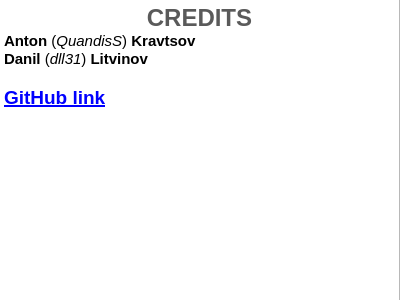
QuandisS/Physics_Project, file forms/credits.ui: the form before one commit.
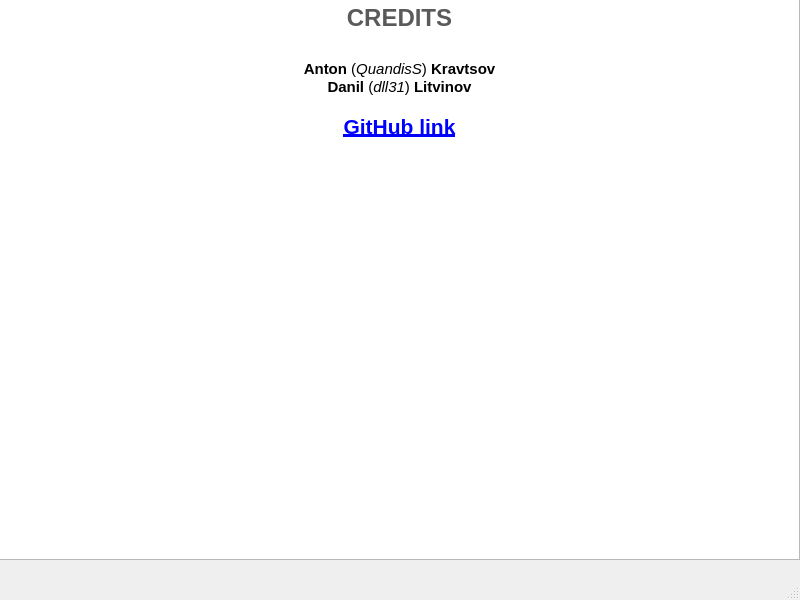
The form after the commit.

What changed in the file:
```diff
--- a/forms/credits.ui
+++ b/forms/credits.ui
@@ -1,45 +1,62 @@
 <?xml version="1.0" encoding="UTF-8"?>
 <ui version="4.0">
- <class>Form</class>
- <widget class="QWidget" name="Form">
+ <class>MainWindow</class>
+ <widget class="QMainWindow" name="MainWindow">
   <property name="geometry">
    <rect>
     <x>0</x>
     <y>0</y>
-    <width>400</width>
-    <height>300</height>
+    <width>800</width>
+    <height>600</height>
    </rect>
   </property>
   <property name="windowTitle">
    <string>Form</string>
   </property>
+  <widget class="QWidget" name="centralwidget">
   <widget class="QWidget" name="gridLayoutWidget">
    <property name="geometry">
     <rect>
      <x>-1</x>
      <y>-1</y>
-     <width>401</width>
-     <height>311</height>
+      <width>801</width>
+      <height>561</height>
     </rect>
    </property>
    <layout class="QGridLayout" name="gridLayout">
-    <item row="0" column="0">
-     <widget class="QTextEdit" name="textEdit">
+     <item row="1" column="0">
+      <widget class="QTextBrowser" name="textBrowser">
       <property name="html">
        <string>&lt;!DOCTYPE HTML PUBLIC &quot;-//W3C//DTD HTML 4.0//EN&quot; &quot;http://www.w3.org/TR/REC-html40/strict.dtd&quot;&gt;
 &lt;html&gt;&lt;head&gt;&lt;meta name=&quot;qrichtext&quot; content=&quot;1&quot; /&gt;&lt;style type=&quot;text/css&quot;&gt;
 p, li { white-space: pre-wrap; }
 &lt;/style&gt;&lt;/head&gt;&lt;body style=&quot; font-family:'MS Shell Dlg 2'; font-size:8.25pt; font-weight:400; font-style:normal;&quot;&gt;
 &lt;p align=&quot;center&quot; style=&quot; margin-top:0px; margin-bottom:0px; margin-left:0px; margin-right:0px; -qt-block-indent:0; text-indent:0px;&quot;&gt;&lt;span style=&quot; font-size:18pt; font-weight:600; color:#5a5a5a;&quot;&gt;CREDITS&lt;/span&gt;&lt;/p&gt;
-&lt;p style=&quot; margin-top:0px; margin-bottom:0px; margin-left:0px; margin-right:0px; -qt-block-indent:0; text-indent:0px;&quot;&gt;&lt;span style=&quot; font-size:11pt; font-weight:600;&quot;&gt;Anton&lt;/span&gt;&lt;span style=&quot; font-size:11pt;&quot;&gt; (&lt;/span&gt;&lt;span style=&quot; font-size:11pt; font-style:italic;&quot;&gt;QuandisS&lt;/span&gt;&lt;span style=&quot; font-size:11pt;&quot;&gt;) &lt;/span&gt;&lt;span style=&quot; font-size:11pt; font-weight:600;&quot;&gt;Kravtsov&lt;/span&gt;&lt;/p&gt;
-&lt;p style=&quot; margin-top:0px; margin-bottom:0px; margin-left:0px; margin-right:0px; -qt-block-indent:0; text-indent:0px;&quot;&gt;&lt;span style=&quot; font-size:11pt; font-weight:600;&quot;&gt;Danil&lt;/span&gt;&lt;span style=&quot; font-size:11pt;&quot;&gt; (&lt;/span&gt;&lt;span style=&quot; font-size:11pt; font-style:italic;&quot;&gt;dll31&lt;/span&gt;&lt;span style=&quot; font-size:11pt;&quot;&gt;) &lt;/span&gt;&lt;span style=&quot; font-size:11pt; font-weight:600;&quot;&gt;Litvinov&lt;/span&gt;&lt;/p&gt;
+&lt;p align=&quot;center&quot; style=&quot;-qt-paragraph-type:empty; margin-top:0px; margin-bottom:0px; margin-left:0px; margin-right:0px; -qt-block-indent:0; text-indent:0px; font-size:18pt; font-weight:600; color:#5a5a5a;&quot;&gt;&lt;br /&gt;&lt;/p&gt;
+&lt;p align=&quot;center&quot; style=&quot; margin-top:0px; margin-bottom:0px; margin-left:0px; margin-right:0px; -qt-block-indent:0; text-indent:0px;&quot;&gt;&lt;span style=&quot; font-size:11pt; font-weight:600;&quot;&gt;Anton&lt;/span&gt;&lt;span style=&quot; font-size:11pt;&quot;&gt; (&lt;/span&gt;&lt;span style=&quot; font-size:11pt; font-style:italic;&quot;&gt;QuandisS&lt;/span&gt;&lt;span style=&quot; font-size:11pt;&quot;&gt;) &lt;/span&gt;&lt;span style=&quot; font-size:11pt; font-weight:600;&quot;&gt;Kravtsov&lt;/span&gt;&lt;/p&gt;
+&lt;p align=&quot;center&quot; style=&quot; margin-top:0px; margin-bottom:0px; margin-left:0px; margin-right:0px; -qt-block-indent:0; text-indent:0px;&quot;&gt;&lt;span style=&quot; font-size:11pt; font-weight:600;&quot;&gt;Danil&lt;/span&gt;&lt;span style=&quot; font-size:11pt;&quot;&gt; (&lt;/span&gt;&lt;span style=&quot; font-size:11pt; font-style:italic;&quot;&gt;dll31&lt;/span&gt;&lt;span style=&quot; font-size:11pt;&quot;&gt;) &lt;/span&gt;&lt;span style=&quot; font-size:11pt; font-weight:600;&quot;&gt;Litvinov&lt;/span&gt;&lt;/p&gt;
 &lt;p style=&quot;-qt-paragraph-type:empty; margin-top:0px; margin-bottom:0px; margin-left:0px; margin-right:0px; -qt-block-indent:0; text-indent:0px; font-size:11pt; font-weight:600;&quot;&gt;&lt;br /&gt;&lt;/p&gt;
-&lt;p style=&quot; margin-top:0px; margin-bottom:0px; margin-left:0px; margin-right:0px; -qt-block-indent:0; text-indent:0px;&quot;&gt;&lt;a href=&quot;https://github.com/QuandisS/Physics_Project&quot;&gt;&lt;span style=&quot; font-size:14pt; font-weight:600; text-decoration: underline; color:#0000ff;&quot;&gt;GitHub link&lt;/span&gt;&lt;/a&gt;&lt;/p&gt;&lt;/body&gt;&lt;/html&gt;</string>
+&lt;p align=&quot;center&quot; style=&quot; margin-top:0px; margin-bottom:0px; margin-left:0px; margin-right:0px; -qt-block-indent:0; text-indent:0px;&quot;&gt;&lt;a href=&quot;https://github.com/QuandisS/Physics_Project&quot;&gt;&lt;span style=&quot; font-size:16pt; font-weight:600; text-decoration: underline; color:#0000ff;&quot;&gt;GitHub link&lt;/span&gt;&lt;/a&gt;&lt;/p&gt;&lt;/body&gt;&lt;/html&gt;</string>
+       </property>
+       <property name="openExternalLinks">
+        <bool>true</bool>
       </property>
      </widget>
     </item>
    </layout>
   </widget>
+  </widget>
+  <widget class="QMenuBar" name="menubar">
+   <property name="geometry">
+    <rect>
+     <x>0</x>
+     <y>0</y>
+     <width>800</width>
+     <height>21</height>
+    </rect>
+   </property>
+  </widget>
+  <widget class="QStatusBar" name="statusbar"/>
  </widget>
  <resources/>
  <connections/>
```
Left out of the diff: 2 changed lines with no effect on the pictures. Lines whose indentation alone changed are shown as unchanged.
